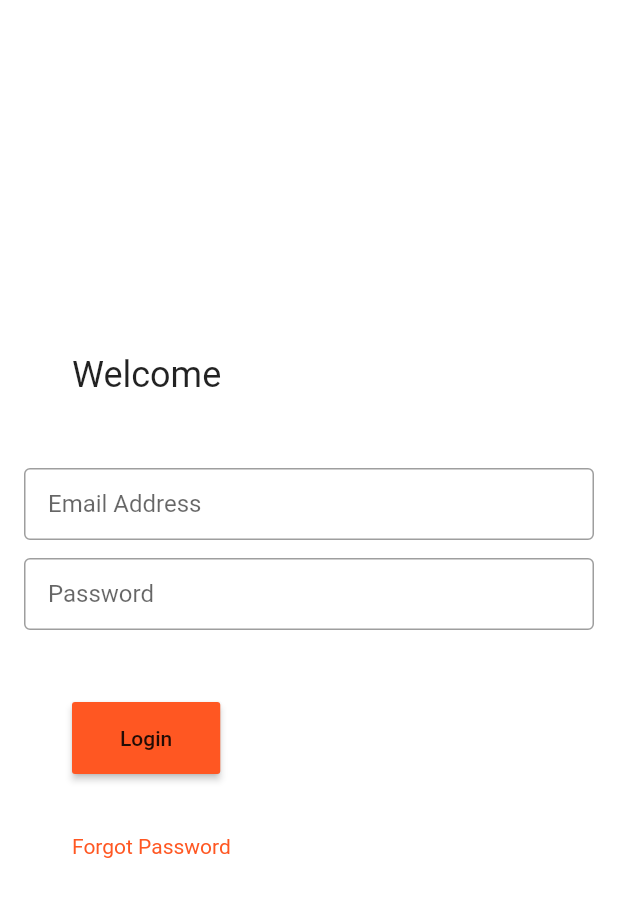
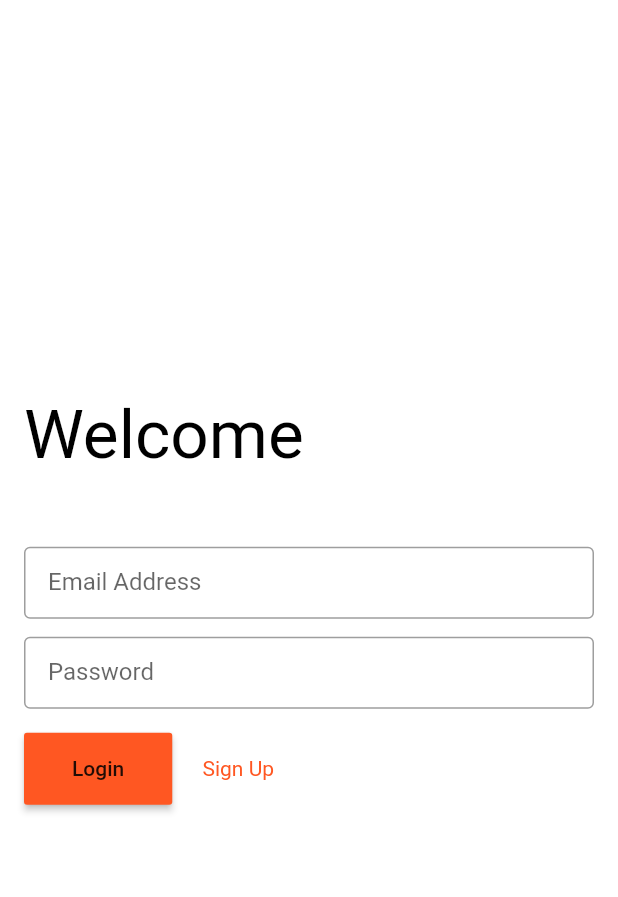
Before and after one commit to DhruvamSharma/FlutterBingeApp, a Flutter app: the screen it shows after launch, after a tap on "Login", on a phone screen of 412 x 824 dp. Shown: the top 897 px of the screen. Run offline on Flutter 3.47's test engine with Material 2 defaults, Android fonts, the phone set to English and light mode, and no system bars; our stand-ins replace cloud_firestore, firebase_auth, google_sign_in; accounts and stored records are empty; network calls fail.

Commit message:
User creation, user feedback, user signin, gmail signin done.

```diff
--- a/lib/main.dart
+++ b/lib/main.dart
@@ -29,7 +29,7 @@ class MyApp extends StatelessWidget {
 }
 
 class MyHomePage extends StatefulWidget {
-  MyHomePage({Key key, this.title}) : super(key: key);
+  MyHomePage({Key key, @required this.title}) : super(key: key);
 
   // This widget is the home page of your application. It is stateful, meaning
   // that it has a State object (defined below) that contains fields that affect
--- a/lib/user_auth.dart
+++ b/lib/user_auth.dart
@@ -1,5 +1,7 @@
+import 'package:binge_app/main.dart';
 import 'package:flutter/material.dart';
 import 'package:firebase_auth/firebase_auth.dart';
+import 'package:flutter/services.dart';
 import 'package:google_sign_in/google_sign_in.dart';
 
 class UserAuth extends StatefulWidget {
@@ -16,7 +18,8 @@ class _UserAuthState extends State<UserAuth> {
 
   Future<FirebaseUser> signIn() async {
     GoogleSignInAccount googleSignInAccount = await _googleSignIn.signIn();
-    GoogleSignInAuthentication googleAuth = await googleSignInAccount.authentication;
+    GoogleSignInAuthentication googleAuth =
+        await googleSignInAccount.authentication;
 
     final AuthCredential credential = GoogleAuthProvider.getCredential(
       accessToken: googleAuth.accessToken,
@@ -26,6 +29,22 @@ class _UserAuthState extends State<UserAuth> {
     print("signed in " + user.displayName);
     return user;
   }
+
+  Future<FirebaseUser> signInWithEmailAndPassword(
+      String email, String password) async {
+    final FirebaseUser user = await _auth.signInWithEmailAndPassword(
+        email: email, password: password);
+    return user;
+  }
+
+  TextEditingController emailController = TextEditingController();
+  TextEditingController passwordController = TextEditingController();
+
+  String emailErrorTemplate = 'PlatformException(ERROR_USER_NOT_FOUND, There is no user record corresponding to this identifier. The user may have been deleted., null)';
+  String passwordErrorTemplate = 'PlatformException(ERROR_WRONG_PASSWORD, The password is invalid or the user does not have a password., null)';
+
+  String emailError;
+  String passwordError;
 
   @override
   void initState() {
@@ -47,81 +66,96 @@ class _UserAuthState extends State<UserAuth> {
               crossAxisAlignment: CrossAxisAlignment.start,
               children: <Widget>[
                 Padding(
-                  padding: EdgeInsets.only(
-                      left: 32,
-                      right: 32),
+                  padding: EdgeInsets.only(left: 0, right: 32),
                   child: Text('Welcome',
-                      style: Theme.of(context).textTheme.headline),
+                      style: Theme.of(context)
+                          .textTheme
+                          .display2
+                          .copyWith(color: Colors.black)),
                 ),
                 SizedBox(height: 48.0),
-
                 TextField(
                   keyboardType: TextInputType.emailAddress,
                   autofocus: false,
+                  controller: emailController,
                   decoration: InputDecoration(
                     labelText: 'Email Address',
+                    errorText: emailError,
                     contentPadding: EdgeInsets.fromLTRB(16.0, 12.0, 16.0, 12.0),
-                    border: OutlineInputBorder(borderRadius: BorderRadius.circular(4.0)),
+                    border: OutlineInputBorder(
+                        borderRadius: BorderRadius.circular(4.0)),
                   ),
                 ),
                 SizedBox(height: 12.0),
                 TextField(
-                  keyboardType: TextInputType.emailAddress,
+                  keyboardType: TextInputType.text,
+                  obscureText: true,
                   autofocus: false,
+                  controller: passwordController,
                   decoration: InputDecoration(
                     labelText: 'Password',
+                    errorText: passwordError,
                     contentPadding: EdgeInsets.fromLTRB(16.0, 12.0, 16.0, 12.0),
-                    border: OutlineInputBorder(borderRadius: BorderRadius.circular(4.0)),
+                    border: OutlineInputBorder(
+                        borderRadius: BorderRadius.circular(4.0)),
                   ),
                 ),
+                SizedBox(height: 16.0),
+                Row(
+                  children: <Widget>[
+                    RaisedButton(
+                      padding:
+                          EdgeInsets.only(left: 32, right: 32, top: 16, bottom: 16),
+                      onPressed: () {
+                        signInWithEmailAndPassword(
+                                emailController.text, passwordController.text)
+                            .then((user) {
+                              setState(() {
+                                passwordError = null;
+                                emailError = null;
+                              });
+                              Navigator.pop(context);
+                              Navigator.push(context, MaterialPageRoute(builder: (context) => MyHomePage(title: 'Binge',)));
 
-                SizedBox(height: 16.0),
-
-                Padding(
-                  padding: EdgeInsets.only(
-                      left: 32,
-                      top: 32
-                  ),
-                  child: RaisedButton(
-                    padding: EdgeInsets.only(
-                        left: 32,
-                        right: 32,
-                        top: 16,
-                        bottom: 16
-                    ),
-                    onPressed: () {
-
-                      signIn().then((user) {
-                        print(user);
+                        }).catchError((error) {
+                          if(error.toString() == emailErrorTemplate){
+                            setState(() {
+                              emailError = error.message;
+                              passwordController.clear();
+                              passwordError = null;
                             });
-
+                          } else if (error.toString() == passwordErrorTemplate) {
+                            setState(() {
+                              emailError = null;
+                              passwordError = error.message;
+                            });
+                          } else {
+                            //TODO show error in a snackbar
+                          }
+                        });
                       },
                       color: Theme.of(context).accentColor,
-                    child: Text(
-                        'Login',
-                        style: Theme.of(context).textTheme.button),
-                  ),
+                      child:
+                          Text('Login', style: Theme.of(context).textTheme.button),
                     ),
 
-
-                SizedBox(height: 24.0),
-                Padding(
-                  padding: EdgeInsets.only(
-                    left: 16,
-                  ),
-                  child: FlatButton(
+                    FlatButton(
                       onPressed: () {
                         _showForgetPasswordSheet();
                       },
                       child: Text(
-                      'Forgot Password',
+                        'Sign Up',
                         style: Theme.of(context)
                             .textTheme
                             .body1
                             .apply(color: Theme.of(context).accentColor),
                       ),
                     ),
+                  ],
                 ),
+
+                SizedBox(height: 24.0),
+
               ],
             ),
           ),
```
Lines whose indentation alone changed are shown as unchanged.
